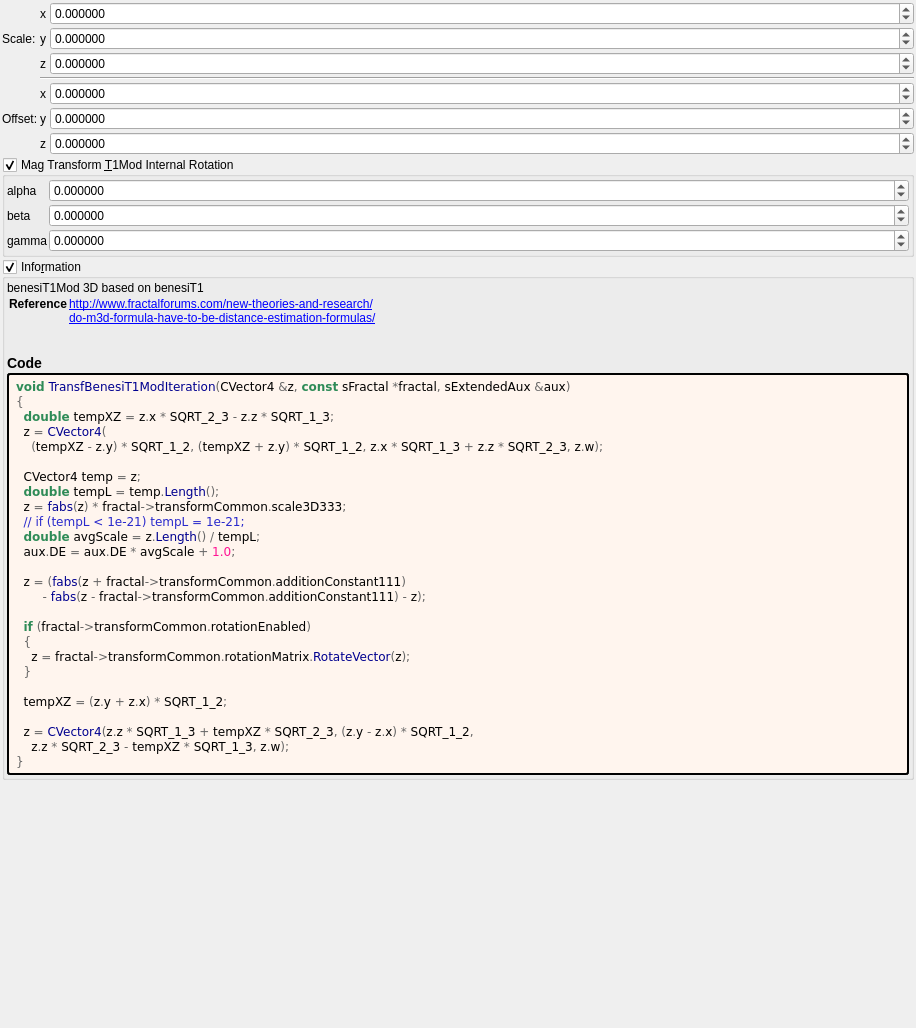
This is mandelbulber2/formula/ui/transf_benesi_t1_mod.ui in buddhi1980/mandelbulber2 as Qt 5 draws it before an edit. The edited form follows.
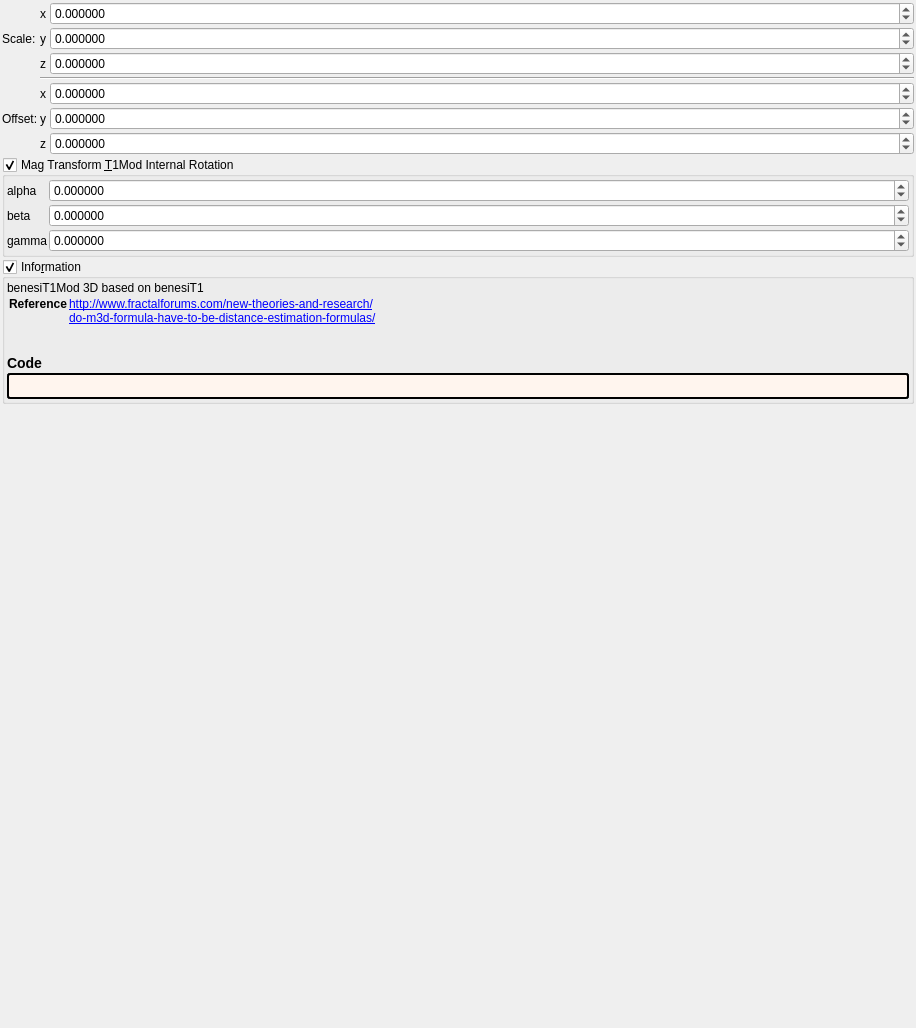
This is the edited form. Custom widgets are drawn as their Qt base class.

Diff of the .ui file:
```diff
--- a/mandelbulber2/formula/ui/transf_benesi_t1_mod.ui
+++ b/mandelbulber2/formula/ui/transf_benesi_t1_mod.ui
@@ -488,35 +488,7 @@
          <string notr="true">border-style: outset; border-width: 2px; border-radius: 3px; border-color: black; background-color: #fff5ee; padding: 4px;</string>
         </property>
         <property name="text">
-         <string notr="true">&lt;body style=&quot;background-color:#fff5ee&quot;&gt;
-&lt;pre style=&quot;color:#000000; background-color:#fff5ee;  font-family:'Courier New',monospace;&quot;&gt;&lt;span style=&quot;color:#2e8b57; font-weight:bold&quot;&gt;void&lt;/span&gt; &lt;span style=&quot;color:#00008f&quot;&gt;TransfBenesiT1ModIteration&lt;/span&gt;&lt;span style=&quot;color:#676767&quot;&gt;(&lt;/span&gt;CVector4 &lt;span style=&quot;color:#676767&quot;&gt;&amp;amp;&lt;/span&gt;z&lt;span style=&quot;color:#676767&quot;&gt;,&lt;/span&gt; &lt;span style=&quot;color:#2e8b57; font-weight:bold&quot;&gt;const&lt;/span&gt; sFractal &lt;span style=&quot;color:#676767&quot;&gt;*&lt;/span&gt;fractal&lt;span style=&quot;color:#676767&quot;&gt;,&lt;/span&gt; sExtendedAux &lt;span style=&quot;color:#676767&quot;&gt;&amp;amp;&lt;/span&gt;aux&lt;span style=&quot;color:#676767&quot;&gt;)&lt;/span&gt;
-&lt;span style=&quot;color:#676767&quot;&gt;{&lt;/span&gt;
-  &lt;span style=&quot;color:#2e8b57; font-weight:bold&quot;&gt;double&lt;/span&gt; tempXZ &lt;span style=&quot;color:#676767&quot;&gt;=&lt;/span&gt; z&lt;span style=&quot;color:#676767&quot;&gt;.&lt;/span&gt;x &lt;span style=&quot;color:#676767&quot;&gt;*&lt;/span&gt; SQRT_2_3 &lt;span style=&quot;color:#676767&quot;&gt;-&lt;/span&gt; z&lt;span style=&quot;color:#676767&quot;&gt;.&lt;/span&gt;z &lt;span style=&quot;color:#676767&quot;&gt;*&lt;/span&gt; SQRT_1_3&lt;span style=&quot;color:#676767&quot;&gt;;&lt;/span&gt;
-  z &lt;span style=&quot;color:#676767&quot;&gt;=&lt;/span&gt; &lt;span style=&quot;color:#00008f&quot;&gt;CVector4&lt;/span&gt;&lt;span style=&quot;color:#676767&quot;&gt;(&lt;/span&gt;
-    &lt;span style=&quot;color:#676767&quot;&gt;(&lt;/span&gt;tempXZ &lt;span style=&quot;color:#676767&quot;&gt;-&lt;/span&gt; z&lt;span style=&quot;color:#676767&quot;&gt;.&lt;/span&gt;y&lt;span style=&quot;color:#676767&quot;&gt;) *&lt;/span&gt; SQRT_1_2&lt;span style=&quot;color:#676767&quot;&gt;, (&lt;/span&gt;tempXZ &lt;span style=&quot;color:#676767&quot;&gt;+&lt;/span&gt; z&lt;span style=&quot;color:#676767&quot;&gt;.&lt;/span&gt;y&lt;span style=&quot;color:#676767&quot;&gt;) *&lt;/span&gt; SQRT_1_2&lt;span style=&quot;color:#676767&quot;&gt;,&lt;/span&gt; z&lt;span style=&quot;color:#676767&quot;&gt;.&lt;/span&gt;x &lt;span style=&quot;color:#676767&quot;&gt;*&lt;/span&gt; SQRT_1_3 &lt;span style=&quot;color:#676767&quot;&gt;+&lt;/span&gt; z&lt;span style=&quot;color:#676767&quot;&gt;.&lt;/span&gt;z &lt;span style=&quot;color:#676767&quot;&gt;*&lt;/span&gt; SQRT_2_3&lt;span style=&quot;color:#676767&quot;&gt;,&lt;/span&gt; z&lt;span style=&quot;color:#676767&quot;&gt;.&lt;/span&gt;w&lt;span style=&quot;color:#676767&quot;&gt;);&lt;/span&gt;
-
-  CVector4 temp &lt;span style=&quot;color:#676767&quot;&gt;=&lt;/span&gt; z&lt;span style=&quot;color:#676767&quot;&gt;;&lt;/span&gt;
-  &lt;span style=&quot;color:#2e8b57; font-weight:bold&quot;&gt;double&lt;/span&gt; tempL &lt;span style=&quot;color:#676767&quot;&gt;=&lt;/span&gt; temp&lt;span style=&quot;color:#676767&quot;&gt;.&lt;/span&gt;&lt;span style=&quot;color:#00008f&quot;&gt;Length&lt;/span&gt;&lt;span style=&quot;color:#676767&quot;&gt;();&lt;/span&gt;
-  z &lt;span style=&quot;color:#676767&quot;&gt;=&lt;/span&gt; &lt;span style=&quot;color:#00008f&quot;&gt;fabs&lt;/span&gt;&lt;span style=&quot;color:#676767&quot;&gt;(&lt;/span&gt;z&lt;span style=&quot;color:#676767&quot;&gt;) *&lt;/span&gt; fractal&lt;span style=&quot;color:#676767&quot;&gt;-&amp;gt;&lt;/span&gt;transformCommon&lt;span style=&quot;color:#676767&quot;&gt;.&lt;/span&gt;scale3D333&lt;span style=&quot;color:#676767&quot;&gt;;&lt;/span&gt;
-  &lt;span style=&quot;color:#2929cc&quot;&gt;// if (tempL &amp;lt; 1e-21) tempL = 1e-21;&lt;/span&gt;
-  &lt;span style=&quot;color:#2e8b57; font-weight:bold&quot;&gt;double&lt;/span&gt; avgScale &lt;span style=&quot;color:#676767&quot;&gt;=&lt;/span&gt; z&lt;span style=&quot;color:#676767&quot;&gt;.&lt;/span&gt;&lt;span style=&quot;color:#00008f&quot;&gt;Length&lt;/span&gt;&lt;span style=&quot;color:#676767&quot;&gt;() /&lt;/span&gt; tempL&lt;span style=&quot;color:#676767&quot;&gt;;&lt;/span&gt;
-  aux&lt;span style=&quot;color:#676767&quot;&gt;.&lt;/span&gt;DE &lt;span style=&quot;color:#676767&quot;&gt;=&lt;/span&gt; aux&lt;span style=&quot;color:#676767&quot;&gt;.&lt;/span&gt;DE &lt;span style=&quot;color:#676767&quot;&gt;*&lt;/span&gt; avgScale &lt;span style=&quot;color:#676767&quot;&gt;+&lt;/span&gt; &lt;span style=&quot;color:#ff1493&quot;&gt;1.0&lt;/span&gt;&lt;span style=&quot;color:#676767&quot;&gt;;&lt;/span&gt;
-
-  z &lt;span style=&quot;color:#676767&quot;&gt;= (&lt;/span&gt;&lt;span style=&quot;color:#00008f&quot;&gt;fabs&lt;/span&gt;&lt;span style=&quot;color:#676767&quot;&gt;(&lt;/span&gt;z &lt;span style=&quot;color:#676767&quot;&gt;+&lt;/span&gt; fractal&lt;span style=&quot;color:#676767&quot;&gt;-&amp;gt;&lt;/span&gt;transformCommon&lt;span style=&quot;color:#676767&quot;&gt;.&lt;/span&gt;additionConstant111&lt;span style=&quot;color:#676767&quot;&gt;)&lt;/span&gt;
-       &lt;span style=&quot;color:#676767&quot;&gt;-&lt;/span&gt; &lt;span style=&quot;color:#00008f&quot;&gt;fabs&lt;/span&gt;&lt;span style=&quot;color:#676767&quot;&gt;(&lt;/span&gt;z &lt;span style=&quot;color:#676767&quot;&gt;-&lt;/span&gt; fractal&lt;span style=&quot;color:#676767&quot;&gt;-&amp;gt;&lt;/span&gt;transformCommon&lt;span style=&quot;color:#676767&quot;&gt;.&lt;/span&gt;additionConstant111&lt;span style=&quot;color:#676767&quot;&gt;) -&lt;/span&gt; z&lt;span style=&quot;color:#676767&quot;&gt;);&lt;/span&gt;
-
-  &lt;span style=&quot;color:#2e8b57; font-weight:bold&quot;&gt;if&lt;/span&gt; &lt;span style=&quot;color:#676767&quot;&gt;(&lt;/span&gt;fractal&lt;span style=&quot;color:#676767&quot;&gt;-&amp;gt;&lt;/span&gt;transformCommon&lt;span style=&quot;color:#676767&quot;&gt;.&lt;/span&gt;rotationEnabled&lt;span style=&quot;color:#676767&quot;&gt;)&lt;/span&gt;
-  &lt;span style=&quot;color:#676767&quot;&gt;{&lt;/span&gt;
-    z &lt;span style=&quot;color:#676767&quot;&gt;=&lt;/span&gt; fractal&lt;span style=&quot;color:#676767&quot;&gt;-&amp;gt;&lt;/span&gt;transformCommon&lt;span style=&quot;color:#676767&quot;&gt;.&lt;/span&gt;rotationMatrix&lt;span style=&quot;color:#676767&quot;&gt;.&lt;/span&gt;&lt;span style=&quot;color:#00008f&quot;&gt;RotateVector&lt;/span&gt;&lt;span style=&quot;color:#676767&quot;&gt;(&lt;/span&gt;z&lt;span style=&quot;color:#676767&quot;&gt;);&lt;/span&gt;
-  &lt;span style=&quot;color:#676767&quot;&gt;}&lt;/span&gt;
-
-  tempXZ &lt;span style=&quot;color:#676767&quot;&gt;= (&lt;/span&gt;z&lt;span style=&quot;color:#676767&quot;&gt;.&lt;/span&gt;y &lt;span style=&quot;color:#676767&quot;&gt;+&lt;/span&gt; z&lt;span style=&quot;color:#676767&quot;&gt;.&lt;/span&gt;x&lt;span style=&quot;color:#676767&quot;&gt;) *&lt;/span&gt; SQRT_1_2&lt;span style=&quot;color:#676767&quot;&gt;;&lt;/span&gt;
-
-  z &lt;span style=&quot;color:#676767&quot;&gt;=&lt;/span&gt; &lt;span style=&quot;color:#00008f&quot;&gt;CVector4&lt;/span&gt;&lt;span style=&quot;color:#676767&quot;&gt;(&lt;/span&gt;z&lt;span style=&quot;color:#676767&quot;&gt;.&lt;/span&gt;z &lt;span style=&quot;color:#676767&quot;&gt;*&lt;/span&gt; SQRT_1_3 &lt;span style=&quot;color:#676767&quot;&gt;+&lt;/span&gt; tempXZ &lt;span style=&quot;color:#676767&quot;&gt;*&lt;/span&gt; SQRT_2_3&lt;span style=&quot;color:#676767&quot;&gt;, (&lt;/span&gt;z&lt;span style=&quot;color:#676767&quot;&gt;.&lt;/span&gt;y &lt;span style=&quot;color:#676767&quot;&gt;-&lt;/span&gt; z&lt;span style=&quot;color:#676767&quot;&gt;.&lt;/span&gt;x&lt;span style=&quot;color:#676767&quot;&gt;) *&lt;/span&gt; SQRT_1_2&lt;span style=&quot;color:#676767&quot;&gt;,&lt;/span&gt;
-    z&lt;span style=&quot;color:#676767&quot;&gt;.&lt;/span&gt;z &lt;span style=&quot;color:#676767&quot;&gt;*&lt;/span&gt; SQRT_2_3 &lt;span style=&quot;color:#676767&quot;&gt;-&lt;/span&gt; tempXZ &lt;span style=&quot;color:#676767&quot;&gt;*&lt;/span&gt; SQRT_1_3&lt;span style=&quot;color:#676767&quot;&gt;,&lt;/span&gt; z&lt;span style=&quot;color:#676767&quot;&gt;.&lt;/span&gt;w&lt;span style=&quot;color:#676767&quot;&gt;);&lt;/span&gt;
-&lt;span style=&quot;color:#676767&quot;&gt;}&lt;/span&gt;
-&lt;/pre&gt;
-&lt;/body&gt;</string>
+         <string notr="true"></string>
         </property>
         <property name="wordWrap">
          <bool>true</bool>
```
